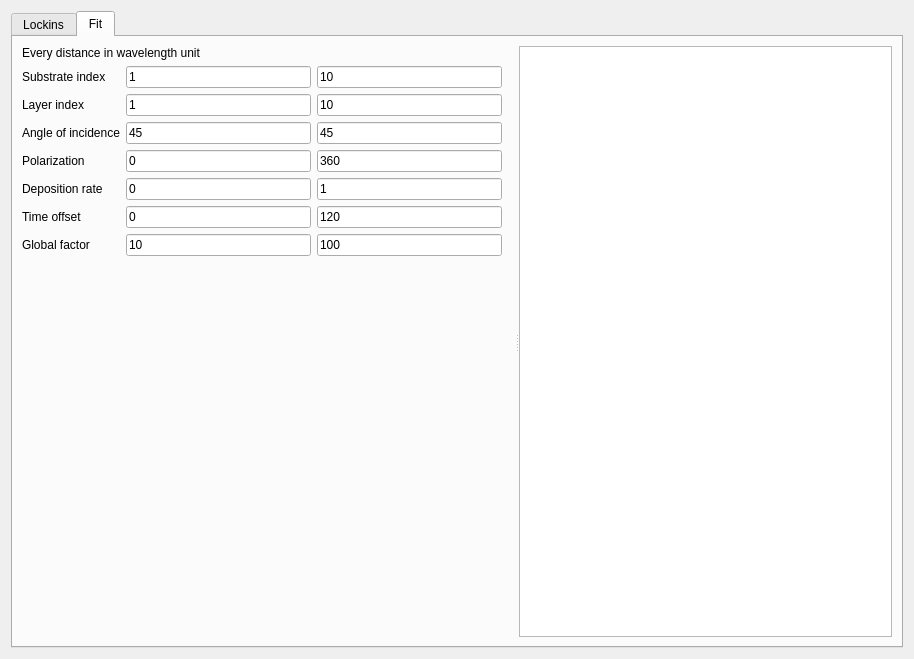
Before: the Qt Designer form widget.ui in antigol/interfit2, drawn with Qt 5.
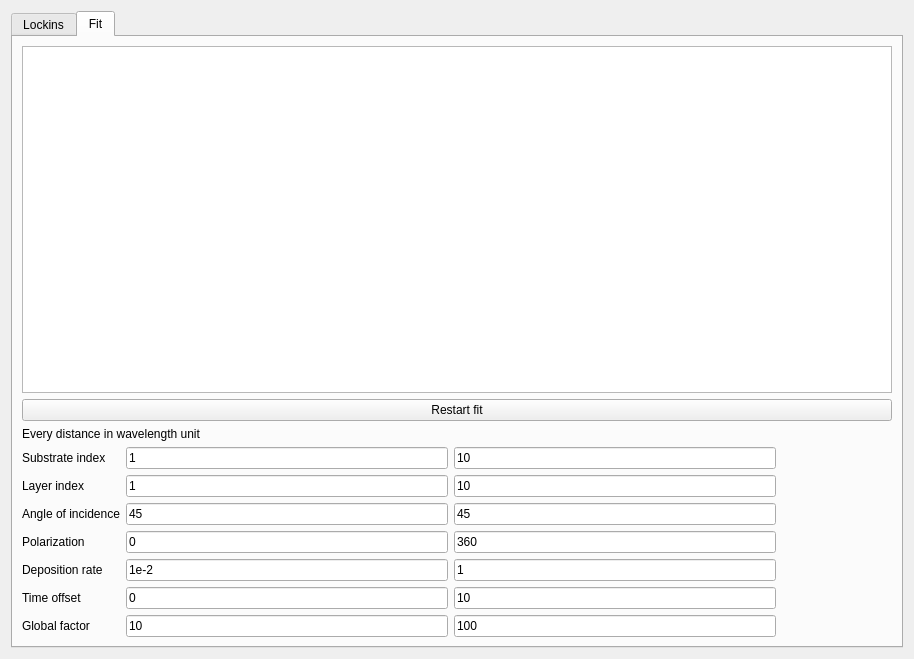
After: the same form once the commit is applied. Custom widgets are drawn as their Qt base class.

```diff
--- a/widget.ui
+++ b/widget.ui
@@ -56,12 +56,17 @@
       </attribute>
       <layout class="QVBoxLayout" name="verticalLayout_5">
        <item>
-        <widget class="QSplitter" name="splitter">
-         <property name="orientation">
-          <enum>Qt::Horizontal</enum>
-         </property>
-         <widget class="QWidget" name="verticalLayoutWidget">
+        <widget class="XYView" name="graphicsView"/>
+       </item>
+       <item>
           <layout class="QVBoxLayout" name="verticalLayout_2">
+         <item>
+          <widget class="QPushButton" name="pushButton">
+           <property name="text">
+            <string>Restart fit</string>
+           </property>
+          </widget>
+         </item>
            <item>
             <widget class="QLabel" name="label_2">
              <property name="sizePolicy">
@@ -76,7 +81,28 @@
             </widget>
            </item>
            <item>
-            <layout class="QFormLayout" name="formLayout">
+          <layout class="QGridLayout" name="gridLayout">
+           <item row="3" column="2">
+            <widget class="QLineEdit" name="lineEdit_std_polarization">
+             <property name="text">
+              <string>360</string>
+             </property>
+            </widget>
+           </item>
+           <item row="5" column="0">
+            <widget class="QLabel" name="label_7">
+             <property name="text">
+              <string>Time offset</string>
+             </property>
+            </widget>
+           </item>
+           <item row="4" column="1">
+            <widget class="QLineEdit" name="lineEdit_deposition_rate">
+             <property name="text">
+              <string>1e-2</string>
+             </property>
+            </widget>
+           </item>
              <item row="0" column="0">
               <widget class="QLabel" name="label">
                <property name="text">
@@ -84,31 +110,6 @@
                </property>
               </widget>
              </item>
-             <item row="0" column="1">
-              <layout class="QHBoxLayout" name="horizontalLayout_2">
-               <item>
-                <widget class="QLineEdit" name="lineEdit_substrate_index">
-                 <property name="text">
-                  <string>1</string>
-                 </property>
-                </widget>
-               </item>
-               <item>
-                <widget class="QLineEdit" name="lineEdit_std_substrate_index">
-                 <property name="text">
-                  <string>10</string>
-                 </property>
-                </widget>
-               </item>
-               <item>
-                <widget class="QLabel" name="label_substrate_index">
-                 <property name="text">
-                  <string>&lt;no value&gt;</string>
-                 </property>
-                </widget>
-               </item>
-              </layout>
-             </item>
              <item row="1" column="0">
               <widget class="QLabel" name="label_3">
                <property name="text">
@@ -116,30 +117,33 @@
                </property>
               </widget>
              </item>
-             <item row="1" column="1">
-              <layout class="QHBoxLayout" name="horizontalLayout_4">
-               <item>
-                <widget class="QLineEdit" name="lineEdit_layer_index">
+           <item row="0" column="2">
+            <widget class="QLineEdit" name="lineEdit_std_substrate_index">
                  <property name="text">
-                  <string>1</string>
+              <string>10</string>
                  </property>
                 </widget>
                </item>
-               <item>
+           <item row="1" column="2">
                 <widget class="QLineEdit" name="lineEdit_std_layer_index">
                  <property name="text">
                   <string>10</string>
                  </property>
                 </widget>
                </item>
-               <item>
-                <widget class="QLabel" name="label_layer_index">
+           <item row="4" column="2">
+            <widget class="QLineEdit" name="lineEdit_std_deposition_rate">
                  <property name="text">
-                  <string>&lt;no value&gt;</string>
+              <string>1</string>
                  </property>
                 </widget>
                </item>
-              </layout>
+           <item row="3" column="0">
+            <widget class="QLabel" name="label_5">
+             <property name="text">
+              <string>Polarization</string>
+             </property>
+            </widget>
              </item>
              <item row="2" column="0">
               <widget class="QLabel" name="label_4">
@@ -148,62 +152,88 @@
                </property>
               </widget>
              </item>
+           <item row="1" column="1">
+            <widget class="QLineEdit" name="lineEdit_layer_index">
+             <property name="text">
+              <string>1</string>
+             </property>
+            </widget>
+           </item>
              <item row="2" column="1">
-              <layout class="QHBoxLayout" name="horizontalLayout_5">
-               <item>
                 <widget class="QLineEdit" name="lineEdit_angle">
                  <property name="text">
                   <string>45</string>
                  </property>
                 </widget>
                </item>
-               <item>
+           <item row="1" column="3">
+            <widget class="QLabel" name="label_layer_index">
+             <property name="text">
+              <string>&lt;no value&gt;</string>
+             </property>
+            </widget>
+           </item>
+           <item row="3" column="3">
+            <widget class="QLabel" name="label_polarization">
+             <property name="text">
+              <string>&lt;no value&gt;</string>
+             </property>
+            </widget>
+           </item>
+           <item row="5" column="2">
+            <widget class="QLineEdit" name="lineEdit_std_time_offset">
+             <property name="text">
+              <string>10</string>
+             </property>
+            </widget>
+           </item>
+           <item row="5" column="3">
+            <widget class="QLabel" name="label_time_offset">
+             <property name="text">
+              <string>&lt;no value&gt;</string>
+             </property>
+            </widget>
+           </item>
+           <item row="2" column="2">
                 <widget class="QLineEdit" name="lineEdit_std_angle">
                  <property name="text">
                   <string>45</string>
                  </property>
                 </widget>
                </item>
-               <item>
+           <item row="5" column="1">
+            <widget class="QLineEdit" name="lineEdit_time_offset">
+             <property name="text">
+              <string>0</string>
+             </property>
+            </widget>
+           </item>
+           <item row="2" column="3">
                 <widget class="QLabel" name="label_angle">
                  <property name="text">
                   <string>&lt;no value&gt;</string>
                  </property>
                 </widget>
                </item>
-              </layout>
-             </item>
-             <item row="3" column="0">
-              <widget class="QLabel" name="label_5">
-               <property name="text">
-                <string>Polarization</string>
-               </property>
-              </widget>
-             </item>
              <item row="3" column="1">
-              <layout class="QHBoxLayout" name="horizontalLayout_6">
-               <item>
                 <widget class="QLineEdit" name="lineEdit_polarization">
                  <property name="text">
                   <string>0</string>
                  </property>
                 </widget>
                </item>
-               <item>
-                <widget class="QLineEdit" name="lineEdit_std_polarization">
-                 <property name="text">
-                  <string>360</string>
-                 </property>
-                </widget>
-               </item>
-               <item>
-                <widget class="QLabel" name="label_polarization">
+           <item row="0" column="3">
+            <widget class="QLabel" name="label_substrate_index">
+             <property name="minimumSize">
+              <size>
+               <width>110</width>
+               <height>0</height>
+              </size>
+             </property>
                  <property name="text">
                   <string>&lt;no value&gt;</string>
                  </property>
                 </widget>
-               </item>
-              </layout>
              </item>
              <item row="4" column="0">
               <widget class="QLabel" name="label_6">
@@ -212,62 +242,19 @@
                </property>
               </widget>
              </item>
-             <item row="5" column="0">
-              <widget class="QLabel" name="label_7">
-               <property name="text">
-                <string>Time offset</string>
-               </property>
-              </widget>
-             </item>
-             <item row="4" column="1">
-              <layout class="QHBoxLayout" name="horizontalLayout_7">
-               <item>
-                <widget class="QLineEdit" name="lineEdit_deposition_rate">
-                 <property name="text">
-                  <string>0</string>
-                 </property>
-                </widget>
-               </item>
-               <item>
-                <widget class="QLineEdit" name="lineEdit_std_deposition_rate">
-                 <property name="text">
-                  <string>1</string>
-                 </property>
-                </widget>
-               </item>
-               <item>
+           <item row="4" column="3">
                 <widget class="QLabel" name="label_deposition_rate">
                  <property name="text">
                   <string>&lt;no value&gt;</string>
                  </property>
                 </widget>
                </item>
-              </layout>
-             </item>
-             <item row="5" column="1">
-              <layout class="QHBoxLayout" name="horizontalLayout_8">
-               <item>
-                <widget class="QLineEdit" name="lineEdit_time_offset">
+           <item row="0" column="1">
+            <widget class="QLineEdit" name="lineEdit_substrate_index">
                  <property name="text">
-                  <string>0</string>
-                 </property>
-                </widget>
-               </item>
-               <item>
-                <widget class="QLineEdit" name="lineEdit_std_time_offset">
-                 <property name="text">
-                  <string>120</string>
-                 </property>
-                </widget>
-               </item>
-               <item>
-                <widget class="QLabel" name="label_time_offset">
-                 <property name="text">
-                  <string>&lt;no value&gt;</string>
-                 </property>
-                </widget>
-               </item>
-              </layout>
+              <string>1</string>
+             </property>
+            </widget>
              </item>
              <item row="6" column="0">
               <widget class="QLabel" name="label_8">
@@ -277,22 +264,20 @@
               </widget>
              </item>
              <item row="6" column="1">
-              <layout class="QHBoxLayout" name="horizontalLayout_9">
-               <item>
                 <widget class="QLineEdit" name="lineEdit_global_factor">
                  <property name="text">
                   <string>10</string>
                  </property>
                 </widget>
                </item>
-               <item>
+           <item row="6" column="2">
                 <widget class="QLineEdit" name="lineEdit_std_global_factor">
                  <property name="text">
                   <string>100</string>
                  </property>
                 </widget>
                </item>
-               <item>
+           <item row="6" column="3">
                 <widget class="QLabel" name="label_global_factor">
                  <property name="text">
                   <string>&lt;no value&gt;</string>
@@ -302,11 +287,6 @@
               </layout>
              </item>
             </layout>
-           </item>
-          </layout>
-         </widget>
-         <widget class="XYView" name="graphicsView"/>
-        </widget>
        </item>
       </layout>
      </widget>
```
Lines whose indentation alone changed are shown as unchanged.
